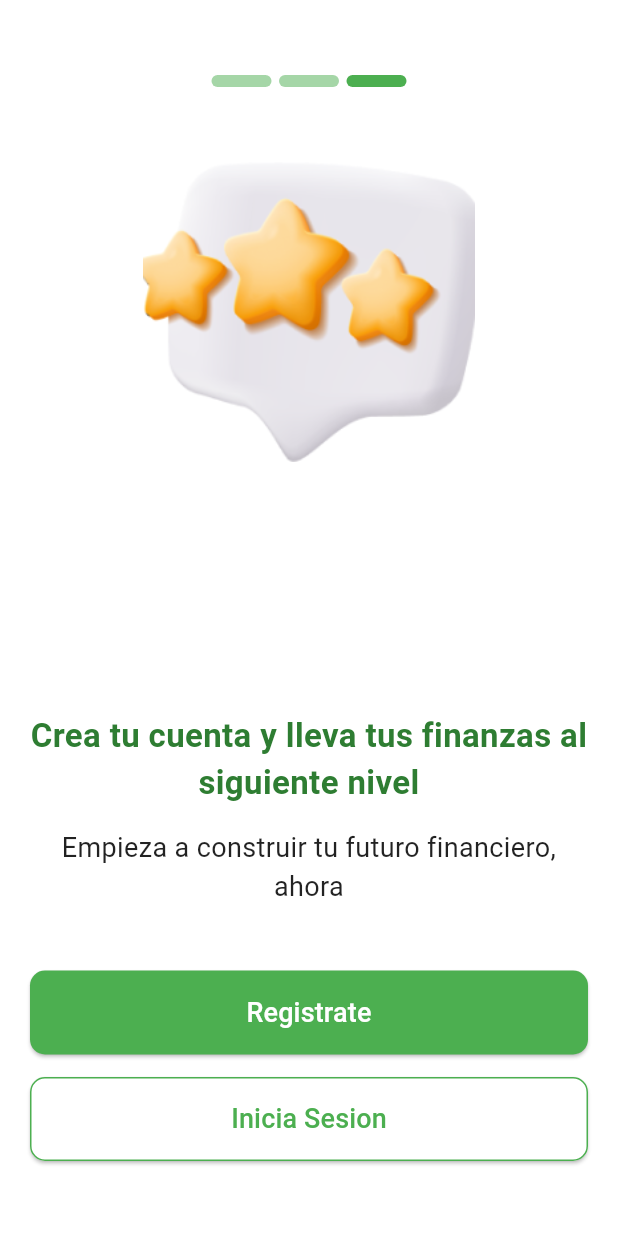
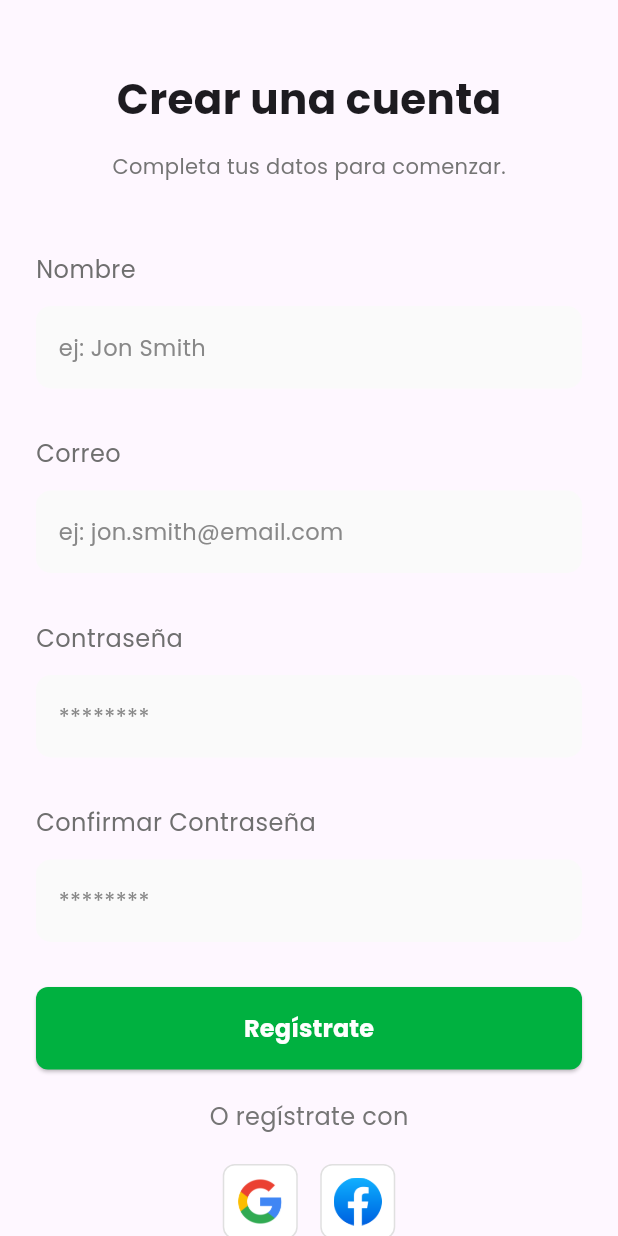
Before and after one commit to DavisAGJD/smart_wallet_mobile, a Flutter app: the ThirdScreen screen opened directly, after a tap on "Registrate", on a phone screen of 412 x 824 dp. Run offline on Flutter 3.47's test engine with Material 3 defaults, Android fonts, the phone set to English and light mode, and no system bars; our stand-ins replace dio, google_fonts, jwt_decoder, shared_preferences; accounts and stored records are empty.

Commit message:
new commit

```diff
--- /dev/null
+++ b/lib/screens/singup_screen.dart
@@ -0,0 +1,253 @@
+import 'package:flutter/material.dart';
+import 'package:google_fonts/google_fonts.dart';
+import 'package:flutter/gestures.dart';
+import '../widgets/custom_text_field.dart';
+import '../widgets/social_login_button.dart';
+import 'login_screen.dart'; // Importa correctamente tu LoginScreen
+import '../services/api_service_singup.dart'; // Importa el servicio de registro
+
+class SignUpScreen extends StatefulWidget {
+  const SignUpScreen({Key? key}) : super(key: key);
+
+  @override
+  _SignUpScreenState createState() => _SignUpScreenState();
+}
+
+class _SignUpScreenState extends State<SignUpScreen> {
+  final _formKey = GlobalKey<FormState>();
+  final _nombreController = TextEditingController();
+  final _emailController = TextEditingController();
+  final _passwordController = TextEditingController();
+  final _confirmPasswordController = TextEditingController();
+
+  final ApiServiceSignup _apiService = ApiServiceSignup(); // Instancia del servicio
+
+  @override
+  Widget build(BuildContext context) {
+    return Scaffold(
+      body: SingleChildScrollView(
+        child: Padding(
+          padding: const EdgeInsets.symmetric(horizontal: 24, vertical: 16),
+          child: Form(
+            key: _formKey,
+            child: Column(
+              crossAxisAlignment: CrossAxisAlignment.center,
+              children: [
+                const SizedBox(height: 30),
+                Text(
+                  'Crear una cuenta',
+                  style: GoogleFonts.poppins(
+                    fontSize: 28,
+                    fontWeight: FontWeight.bold,
+                  ),
+                ),
+                const SizedBox(height: 15),
+                Text(
+                  'Completa tus datos para comenzar.',
+                  style: GoogleFonts.poppins(
+                    fontSize: 14,
+                    color: Colors.grey[600],
+                  ),
+                ),
+                const SizedBox(height: 30),
+                _buildFormFields(),
+                const SizedBox(height: 30),
+                _buildRegisterButton(context),
+                const SizedBox(height: 20),
+                _buildSocialLoginSection(),
+                const SizedBox(height: 30),
+                _buildLoginLink(context),
+              ],
+            ),
+          ),
+        ),
+      ),
+    );
+  }
+
+  Widget _buildFormFields() {
+    return Column(
+      crossAxisAlignment: CrossAxisAlignment.start,
+      children: [
+        CustomTextField(
+          controller: _nombreController, // Asigna el controlador
+          label: 'Nombre',
+          hintText: 'ej: Jon Smith',
+          validator: (value) {
+            if (value == null || value.isEmpty) {
+              return 'Por favor ingresa tu nombre';
+            }
+            return null;
+          },
+        ),
+        const SizedBox(height: 15),
+        CustomTextField(
+          controller: _emailController, // Asigna el controlador
+          label: 'Correo',
+          hintText: 'ej: jon.smith@email.com',
+          keyboardType: TextInputType.emailAddress,
+          validator: (value) {
+            if (value == null || value.isEmpty) {
+              return 'Por favor ingresa tu correo';
+            }
+            if (!value.contains('@')) {
+              return 'Por favor ingresa un correo válido';
+            }
+            return null;
+          },
+        ),
+        const SizedBox(height: 15),
+        CustomTextField(
+          controller: _passwordController, // Asigna el controlador
+          label: 'Contraseña',
+          hintText: '********',
+          obscureText: true,
+          validator: (value) {
+            if (value == null || value.isEmpty) {
+              return 'Por favor ingresa tu contraseña';
+            }
+            if (value.length < 6) {
+              return 'La contraseña debe tener al menos 6 caracteres';
+            }
+            return null;
+          },
+        ),
+        const SizedBox(height: 15),
+        CustomTextField(
+          controller: _confirmPasswordController, // Asigna el controlador
+          label: 'Confirmar Contraseña',
+          hintText: '********',
+          obscureText: true,
+          validator: (value) {
+            if (value == null || value.isEmpty) {
+              return 'Por favor confirma tu contraseña';
+            }
+            if (value != _passwordController.text) {
+              return 'Las contraseñas no coinciden';
+            }
+            return null;
+          },
+        ),
+      ],
+    );
+  }
+
+  Widget _buildRegisterButton(BuildContext context) {
+    return SizedBox(
+      width: double.infinity,
+      child: ElevatedButton(
+        onPressed: () async {
+          if (_formKey.currentState!.validate()) {
+            // Verifica que las contraseñas coincidan
+            if (_passwordController.text != _confirmPasswordController.text) {
+              ScaffoldMessenger.of(context).showSnackBar(
+                const SnackBar(content: Text('Las contraseñas no coinciden')),
+              );
+              return;
+            }
+
+            // Llama al servicio de registro
+            try {
+              await _apiService.registrarUsuario(
+                nombreUsuario: _nombreController.text,
+                email: _emailController.text,
+                password: _passwordController.text,
+              );
+
+              // Muestra un mensaje de éxito
+              ScaffoldMessenger.of(context).showSnackBar(
+                const SnackBar(content: Text('Registro exitoso')),
+              );
+
+              // Navega a la pantalla de login después del registro
+              Navigator.pushReplacement(
+                context,
+                MaterialPageRoute(builder: (context) =>  LoginScreen()),
+              );
+            } catch (e) {
+              // Muestra un mensaje de error
+              ScaffoldMessenger.of(context).showSnackBar(
+                SnackBar(content: Text('Error: $e')),
+              );
+            }
+          }
+        },
+        style: ElevatedButton.styleFrom(
+          backgroundColor: const Color(0xFF00B140),
+          padding: const EdgeInsets.symmetric(vertical: 16),
+          shape: RoundedRectangleBorder(
+            borderRadius: BorderRadius.circular(8),
+          ),
+        ),
+        child: Text(
+          'Regístrate',
+          style: GoogleFonts.poppins(
+            fontSize: 16,
+            fontWeight: FontWeight.bold,
+            color: Colors.white,
+          ),
+        ),
+      ),
+    );
+  }
+
+  Widget _buildSocialLoginSection() {
+    return Column(
+      children: [
+        Text(
+          'O regístrate con',
+          style: GoogleFonts.poppins(
+            fontSize: 16,
+            color: Colors.grey[600],
+          ),
+        ),
+        const SizedBox(height: 20),
+        Row(
+          mainAxisAlignment: MainAxisAlignment.center,
+          children: [
+            SocialLoginButton(
+              logoPath: 'assets/google_logo.png',
+              onTap: () => print('Login con Google'),
+            ),
+            const SizedBox(width: 15),
+            SocialLoginButton(
+              logoPath: 'assets/facebook_logo.png',
+              onTap: () => print('Login con Facebook'),
+            ),
+          ],
+        ),
+      ],
+    );
+  }
+
+  Widget _buildLoginLink(BuildContext context) {
+    return GestureDetector(
+      child: RichText(
+        text: TextSpan(
+          style: GoogleFonts.poppins(
+            fontSize: 14,
+            color: Colors.black,
+          ),
+          children: [
+            const TextSpan(text: '¿Ya tienes una cuenta? '),
+            TextSpan(
+              text: 'Inicia sesión',
+              style: GoogleFonts.poppins(
+                fontSize: 14,
+                color: const Color(0xFF00B140),
+                fontWeight: FontWeight.bold,
+              ),
+              recognizer: TapGestureRecognizer()
+                ..onTap = () {
+                  Navigator.push(
+                    context,
+                    MaterialPageRoute(builder: (context) => LoginScreen()),
+                  );
+                },
+            ),
+          ],
+        ),
+      ),
+    );
+  }
+}
--- a/lib/screens/third_screen.dart
+++ b/lib/screens/third_screen.dart
@@ -1,6 +1,7 @@
 import 'package:flutter/material.dart';
 import 'login_screen.dart';
 import '../widgets/step_indicator.dart';
+import 'singup_screen.dart';
 
 class ThirdScreen extends StatelessWidget {
   @override
@@ -71,7 +72,10 @@ class ThirdScreen extends StatelessWidget {
                 children: [
                   ElevatedButton(
                     onPressed: () {
-                      // Lógica para registrarse
+                      Navigator.push(
+                        context,
+                        MaterialPageRoute(builder: (context) => SignUpScreen()),
+                      );
                     },
                     style: ElevatedButton.styleFrom(
                       backgroundColor: Colors.green,
--- /dev/null
+++ b/lib/services/api_service_singup.dart
@@ -0,0 +1,43 @@
+import 'package:dio/dio.dart';
+import 'package:shared_preferences/shared_preferences.dart';
+
+class ApiServiceSignup {
+  final Dio _dio = Dio();
+
+  Future<void> registrarUsuario({
+    required String nombreUsuario,
+    required String email,
+    required String password,
+  }) async {
+    try {
+      final response = await _dio.post(
+        'https://backend-smartwallet.onrender.com/api/usuarios/register', // Asegúrate de que esta URL sea correcta
+        data: {
+          'nombre_usuario': nombreUsuario,
+          'email': email,
+          'password_usuario': password,
+        },
+        options: Options(
+          headers: {
+            'Content-Type': 'application/json; charset=UTF-8',
+          },
+        ),
+      );
+
+      if (response.statusCode == 201) {
+        // Si el registro es exitoso, puedes manejar la respuesta aquí
+        final token = response.data['token']; // Si el backend devuelve un token
+        if (token != null) {
+          final prefs = await SharedPreferences.getInstance();
+          await prefs.setString('token', token); // Guarda el token en SharedPreferences
+        }
+
+        print('Usuario registrado exitosamente');
+      } else {
+        throw Exception('Error al registrar el usuario: ${response.statusCode}');
+      }
+    } catch (e) {
+      throw Exception('Error al registrar el usuario: $e');
+    }
+  }
+}
--- /dev/null
+++ b/lib/widgets/custom_text_field.dart
@@ -0,0 +1,72 @@
+import 'package:flutter/material.dart';
+import 'package:google_fonts/google_fonts.dart';
+
+class CustomTextField extends StatelessWidget {
+  final String label;
+  final String hintText;
+  final bool obscureText;
+  final TextInputType? keyboardType;
+  final TextEditingController? controller; // Agregar el parámetro controller
+  final String? Function(String?)? validator; // Agregar el parámetro validator
+
+  const CustomTextField({
+    Key? key,
+    required this.label,
+    required this.hintText,
+    this.obscureText = false,
+    this.keyboardType,
+    this.controller, // Aceptar el controller
+    this.validator, // Aceptar el validator
+  }) : super(key: key);
+
+  @override
+  Widget build(BuildContext context) {
+    return Column(
+      crossAxisAlignment: CrossAxisAlignment.start,
+      children: [
+        Padding(
+          padding: const EdgeInsets.only(top: 17),
+          child: Text(
+            label,
+            style: GoogleFonts.poppins(
+              fontSize: 16,
+              color: const Color(0xFF6F6F6F),
+              letterSpacing: 0.32,
+            ),
+          ),
+        ),
+        Container(
+          margin: const EdgeInsets.only(top: 13),
+          decoration: BoxDecoration(
+            color: const Color(0xFFFAFAFA),
+            borderRadius: BorderRadius.circular(10),
+          ),
+          child: TextFormField(
+            controller: controller, // Pasar el controller al TextFormField
+            obscureText: obscureText,
+            keyboardType: keyboardType,
+            style: GoogleFonts.poppins(
+              fontSize: 15,
+              color: const Color(0xFF888888),
+              letterSpacing: 0.3,
+            ),
+            decoration: InputDecoration(
+              hintText: hintText,
+              hintStyle: GoogleFonts.poppins(
+                fontSize: 15,
+                color: const Color(0xFF888888),
+                letterSpacing: 0.3,
+              ),
+              contentPadding: const EdgeInsets.symmetric(
+                horizontal: 15,
+                vertical: 16,
+              ),
+              border: InputBorder.none,
+            ),
+            validator: validator, // Pasar el validator al TextFormField
+          ),
+        ),
+      ],
+    );
+  }
+}
--- /dev/null
+++ b/lib/widgets/social_login_button.dart
@@ -0,0 +1,35 @@
+import 'package:flutter/material.dart';
+
+class SocialLoginButton extends StatelessWidget {
+  final String logoPath;
+  final VoidCallback onTap;
+
+  const SocialLoginButton({
+    Key? key,
+    required this.logoPath,
+    required this.onTap,
+  }) : super(key: key);
+
+  @override
+  Widget build(BuildContext context) {
+    return GestureDetector(
+      onTap: onTap,
+      child: Container(
+        width: 50,
+        height: 50,
+        decoration: BoxDecoration(
+          border: Border.all(color: Colors.grey.shade300),
+          borderRadius: BorderRadius.circular(8),
+          color: Colors.white, // Fondo blanco para resaltar el logo
+        ),
+        child: Padding(
+          padding: const EdgeInsets.all(8.0),
+          child: Image.asset(
+            logoPath,
+            fit: BoxFit.contain,
+          ),
+        ),
+      ),
+    );
+  }
+}
```
Also changed, not shown: pubspec.yaml (+15 -9 lines), assets/facebook_logo.png (added), assets/google_logo.png (added), pubspec.lock, 1 other file.
